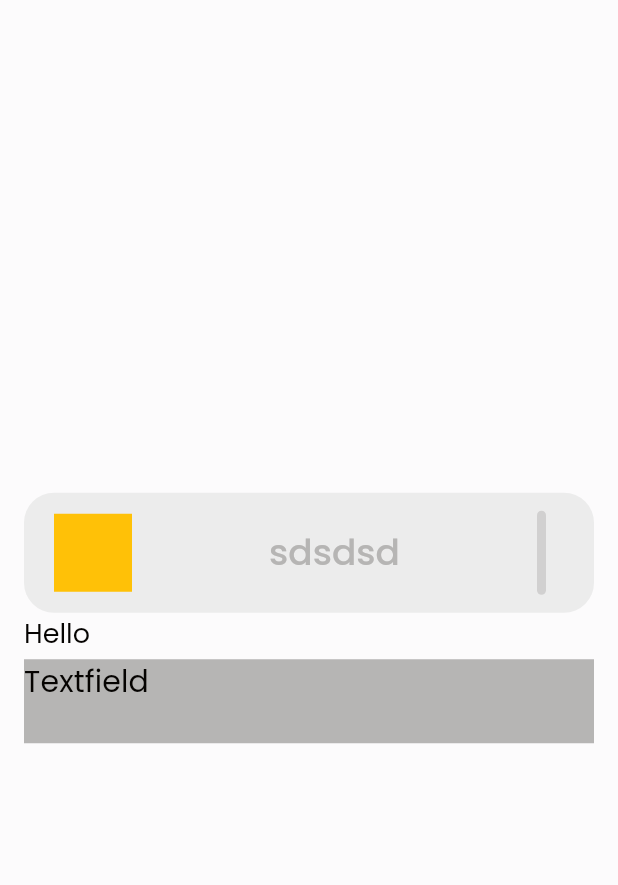
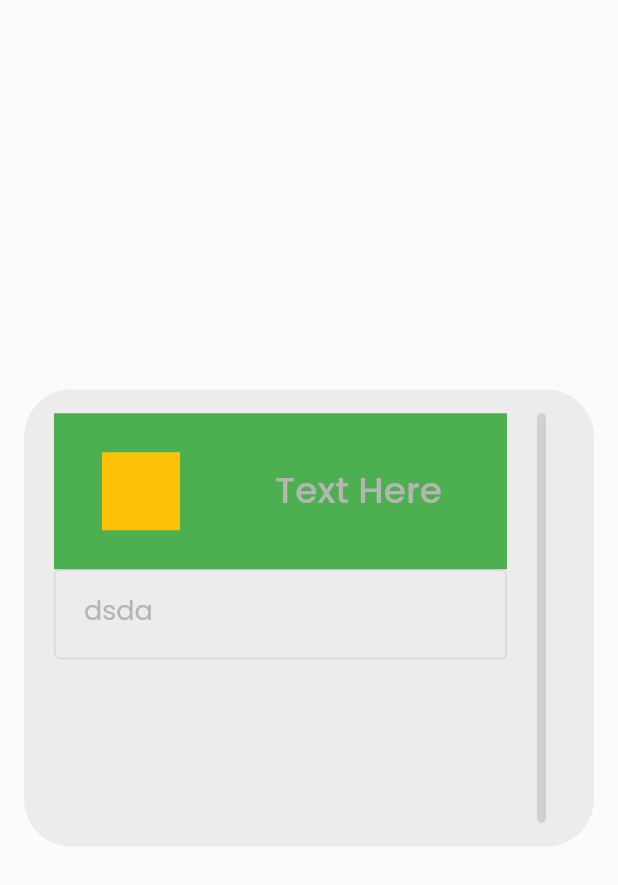
Before and after one commit to athiruj/communication_for_mobile_app_and_esp_module, a Flutter app: the screen it shows after launch, on a phone screen of 412 x 824 dp. Shown: the top 885 px of the screen. Run offline on Flutter 3.47's test engine with Material 2 defaults, Android fonts, the phone set to English and light mode, and no system bars.

Commit message:
NormalBoxWithTextField classes Layouting

```diff
--- a/lib/main.dart
+++ b/lib/main.dart
@@ -38,6 +38,7 @@ class MainApp extends StatelessWidget {
             surface: Color(0xFFECECEC),
             surfaceTint: Color(0xFFD1D0D0),
             onSurface: Color(0xFFB6B5B4),
+            error: Color(0xFFC51010),
           ),
           // dialogBackgroundColor: dialogBackgroundColor,
           // disabledColor: disabledColor,
@@ -182,7 +183,7 @@ class MainApp extends StatelessWidget {
           // visualDensity: visualDensity,
           // canvasColor: canvasColor,
           // cardColor: cardColor,
-          colorScheme: const ColorScheme.light(
+          colorScheme: const ColorScheme.dark(
             primary: Color(0xFFFCFBFC),
             onPrimary: Color(0xFF050301),
             secondary: Color(0xFF0085FF),
@@ -191,7 +192,9 @@ class MainApp extends StatelessWidget {
             onTertiary: Color(0xFFDBFFC9),
             surface: Color(0xFF272727),
             surfaceTint: Color(0xFF636262),
-              onSurface: Color(0xFF9F9E9D)),
+            onSurface: Color(0xFF9F9E9D),
+            error: Color(0xFFC51010),
+          ),
           // dialogBackgroundColor: dialogBackgroundColor,
           // disabledColor: disabledColor,
           // dividerColor: dividerColor,
@@ -443,8 +446,14 @@ class NormalLayout extends StatelessWidget {
           mainAxisAlignment: MainAxisAlignment.center,
           crossAxisAlignment: CrossAxisAlignment.center,
           children: const [
-            MediumBox("sdsdsd"),
-            TextFieldBox(label: "Hello")
+            // NormalBox("sdsdsd"),
+            // SizedBox(
+            //   height: 8,
+            // ),
+            // TextFieldBox(
+            //   textfieldLabel: "Password",
+            // ),
+            NormalBoxWithTextfield("Text Here")
           ],
         ),
       ),
@@ -452,35 +461,115 @@ class NormalLayout extends StatelessWidget {
   }
 }
 
-class TextFieldBox extends StatelessWidget {
-  final String label;
-  const TextFieldBox({super.key,required this.label});
+class NormalBoxWithTextfield extends StatelessWidget {
+  final String text;
+  final StatusBar? statusBar;
+  const NormalBoxWithTextfield(this.text, {super.key, this.statusBar});
 
   @override
   Widget build(BuildContext context) {
-    return Column(
+    return Container(
+      padding: const EdgeInsets.only(
+        left: 20,
+        right: 32,
+        top: 16,
+        bottom: 16,
+      ),
+      height: 305,
+      decoration: BoxDecoration(
+        borderRadius: BorderRadius.circular(32),
+        color: Theme.of(context).colorScheme.surface,
+      ),
+      child:  Row(
         crossAxisAlignment: CrossAxisAlignment.start,
-      mainAxisSize: MainAxisSize.min,
+        mainAxisSize: MainAxisSize.max,
         children: [
-        Text(
-          label,
-          style: Theme.of(context)
-              .primaryTextTheme
-              .bodyLarge
-              ?.copyWith(fontWeight: FontWeight.w400),
+          Expanded(
+            child: Column(
+              children: [
+                Container(
+                  height: 104,
+                  color: Colors.green,
+                  padding: const EdgeInsets.only(
+                    left: 32.0
+                  ),
+                  child: Row(
+                    mainAxisAlignment: MainAxisAlignment.spaceBetween,
+                    crossAxisAlignment: CrossAxisAlignment.center,
+                    children: [
+                      Container(
+                        color: Colors.amber,
+                        height: 52,
+                        width: 52,
                       ),
                       const SizedBox(
-          height: 4,
+            width: 20.0,
           ),
-        Container(
-          constraints: const BoxConstraints.expand(height: 56),
+                      Expanded(
+
+                        child: Align(
+                          alignment: Alignment.center,
+                          child: Text(
+                            text,
+                            style:
+                                Theme.of(context).primaryTextTheme.titleMedium?.copyWith(
                                       color: Theme.of(context).colorScheme.onSurface,
-          child: Text("Textfield",style: Theme.of(context)
-              .primaryTextTheme
-              .titleSmall
-              ?.copyWith(fontWeight: FontWeight.w400),),
+                                    ),
+                          ),
+                        ),
+                      ),
+                    ],
+                  ),
+                ),
+                Expanded(
+                  child: TextFieldBox(textfieldLabel: "dsda",)
                 )
               ],
+            ),
+          ),
+          const SizedBox(
+            width: 20.0,
+          ),
+          statusBar ?? const StatusBar()
+        ],
+      ),
+    );
+  }
+}
+
+class TextFieldBox extends StatelessWidget {
+  // final String textfieldTitle;
+  final String textfieldLabel;
+  final TextEditingController? textEditingController;
+  const TextFieldBox(
+      {super.key,
+      required this.textfieldLabel,
+      // required this.textfieldTitle,
+      this.textEditingController});
+
+  @override
+  Widget build(BuildContext context) {
+    TextTheme textTheme = Theme.of(context).primaryTextTheme;
+    ColorScheme colorScheme = Theme.of(context).colorScheme;
+
+    return TextField(
+      controller: textEditingController,
+      decoration: InputDecoration(
+        disabledBorder: InputBorder.none,
+        contentPadding:
+            const EdgeInsets.symmetric(horizontal: 20, vertical: 16.0),
+        border: OutlineInputBorder(
+          // borderRadius: BorderRadius.circular(32),
+          borderSide: BorderSide(color: colorScheme.error, width: 2.0),
+
+        ),
+        // errorText: "error",
+        errorStyle: textTheme.labelSmall?.copyWith(color: colorScheme.error),
+        constraints: const BoxConstraints(minHeight: 89.0, minWidth: 320),
+        labelText: textfieldLabel,
+        labelStyle: textTheme.labelLarge,
+      ),
+      style: textTheme.titleSmall?.copyWith(fontWeight: FontWeight.w400),
     );
   }
 }
```
Lines whose indentation alone changed are shown as unchanged.
